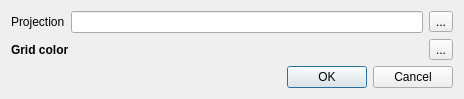
First picture: the form in src/IDlgSetupGrid.ui, repository ntruchsess/QLandkarteGT, before the edit.
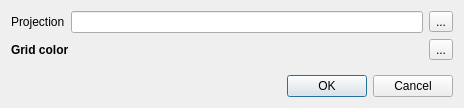
Second picture: the form after the edit. Icons and pictures are not drawn.

The edit to the form file:
```diff
--- a/src/IDlgSetupGrid.ui
+++ b/src/IDlgSetupGrid.ui
@@ -7,7 +7,7 @@
     <x>0</x>
     <y>0</y>
     <width>464</width>
-    <height>97</height>
+    <height>108</height>
    </rect>
   </property>
   <property name="windowTitle">
```
Left out of the diff: 12 changed lines with no effect on the pictures.
